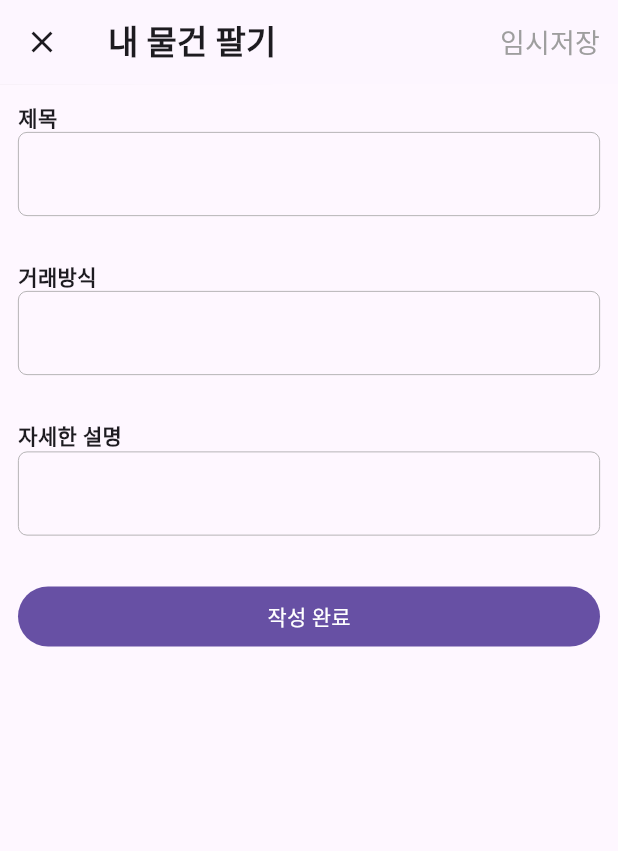
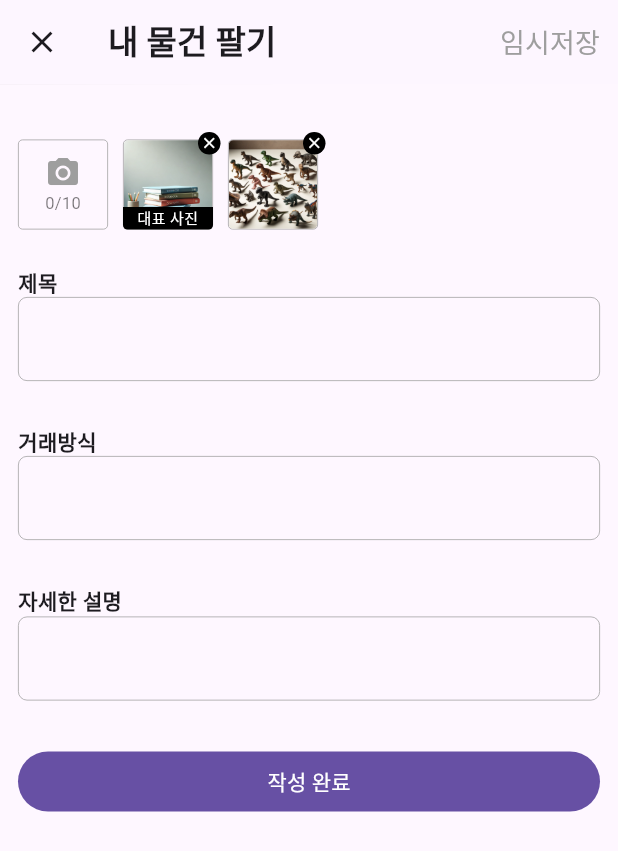
Before and after one commit to gyugyu90/carrot_clone_app, a Flutter app: the screen it shows after launch, after a tap on the "add" icon, on a phone screen of 412 x 824 dp. Shown: the top 851 px of the screen. Run offline on Flutter 3.47's test engine with Material 3 defaults, Android fonts, the phone set to English and light mode, and no system bars; our stand-ins replace cloud_firestore, firebase_core; accounts and stored records are empty.

Commit message:
add image horizontal listview

```diff
--- /dev/null
+++ b/lib/components/goods_image_list_view.dart
@@ -0,0 +1,128 @@
+import 'package:carrot_clone_app/models/goods_image.dart';
+import 'package:flutter/material.dart';
+
+class GoodsImageListView extends StatelessWidget {
+  const GoodsImageListView({
+    super.key,
+    required this.images,
+  });
+
+  final List<GoodsImage> images;
+
+  @override
+  Widget build(BuildContext context) {
+    return Container(
+      height: 70,
+      margin: const EdgeInsets.symmetric(vertical: 20),
+      child: ListView.builder(
+        itemBuilder: (context, index) {
+          return index == 0
+              ? const AddImageButton()
+              : GoodsImageBox(image: images[index - 1]);
+        },
+        scrollDirection: Axis.horizontal,
+        itemCount: images.length + 1,
+      ),
+    );
+  }
+}
+
+class GoodsImageBox extends StatelessWidget {
+  const GoodsImageBox({
+    super.key,
+    required this.image,
+  });
+
+  final GoodsImage image;
+
+  @override
+  Widget build(BuildContext context) {
+    return Stack(
+      children: [
+        Container(
+          width: 60,
+          height: 60,
+          margin: const EdgeInsets.only(right: 10, top: 5, bottom: 5),
+          decoration: BoxDecoration(
+            border: Border.all(width: 0.5, color: Colors.grey),
+            borderRadius: BorderRadius.circular(3),
+          ),
+          child: ClipRRect(
+            borderRadius: BorderRadius.circular(3),
+            child: Image.asset(
+              'assets/images/${image.localImagePath}',
+            ),
+          ),
+        ),
+        Positioned(
+          right: 5,
+          child: SizedBox(
+            width: 15,
+            height: 15,
+            child: IconButton(
+              onPressed: () {},
+              icon: const Icon(Icons.close),
+              iconSize: 12,
+              color: Colors.white,
+              padding: EdgeInsets.zero,
+              style: IconButton.styleFrom(
+                backgroundColor: Colors.black,
+              ),
+            ),
+          ),
+        ),
+        if (image.main)
+          Positioned(
+            bottom: 5,
+            child: Container(
+              decoration: const BoxDecoration(
+                  color: Colors.black,
+                  borderRadius:
+                      BorderRadius.vertical(bottom: Radius.circular(3))),
+              width: 60,
+              child: const Text(
+                '대표 사진',
+                style: TextStyle(color: Colors.white, fontSize: 10),
+                textAlign: TextAlign.center,
+              ),
+            ),
+          )
+      ],
+    );
+  }
+}
+
+class AddImageButton extends StatelessWidget {
+  const AddImageButton({
+    super.key,
+  });
+
+  @override
+  Widget build(BuildContext context) {
+    return Container(
+      width: 60,
+      margin: const EdgeInsets.only(right: 10, top: 5, bottom: 5),
+      decoration: BoxDecoration(
+        border: Border.all(width: 0.5, color: Colors.grey),
+        borderRadius: BorderRadius.circular(3),
+      ),
+      child: const Column(
+        mainAxisAlignment: MainAxisAlignment.center,
+        children: [
+          Icon(
+            Icons.photo_camera,
+            color: Colors.grey,
+            size: 24,
+          ),
+          Text(
+            "0/10",
+            style: TextStyle(
+              fontSize: 11,
+              color: Colors.black54,
+            ),
+          )
+        ],
+      ),
+    );
+  }
+}
--- /dev/null
+++ b/lib/models/goods_image.dart
@@ -0,0 +1,11 @@
+class GoodsImage {
+  final String localImagePath;
+  final String? remoteImageUrl;
+  final bool main;
+
+  GoodsImage({
+    required this.localImagePath,
+    required this.remoteImageUrl,
+    required this.main,
+  });
+}
--- a/lib/screens/sell_my_goods_screen.dart
+++ b/lib/screens/sell_my_goods_screen.dart
@@ -1,3 +1,5 @@
+import 'package:carrot_clone_app/components/goods_image_list_view.dart';
+import 'package:carrot_clone_app/models/goods_image.dart';
 import 'package:carrot_clone_app/models/home_feed.dart';
 import 'package:cloud_firestore/cloud_firestore.dart';
 import 'package:flutter/material.dart';
@@ -73,6 +75,18 @@ class _SellMyGoodsScreenState extends State<SellMyGoodsScreen> {
         child: Column(
           crossAxisAlignment: CrossAxisAlignment.stretch,
           children: [
+            GoodsImageListView(
+              images: [
+                GoodsImage(
+                    localImagePath: 'books.png',
+                    main: true,
+                    remoteImageUrl: null),
+                GoodsImage(
+                    localImagePath: 'dinosaurs.png',
+                    main: false,
+                    remoteImageUrl: null),
+              ],
+            ),
             const FormLabel('제목'),
             TextField(
               onChanged: (value) {
```
